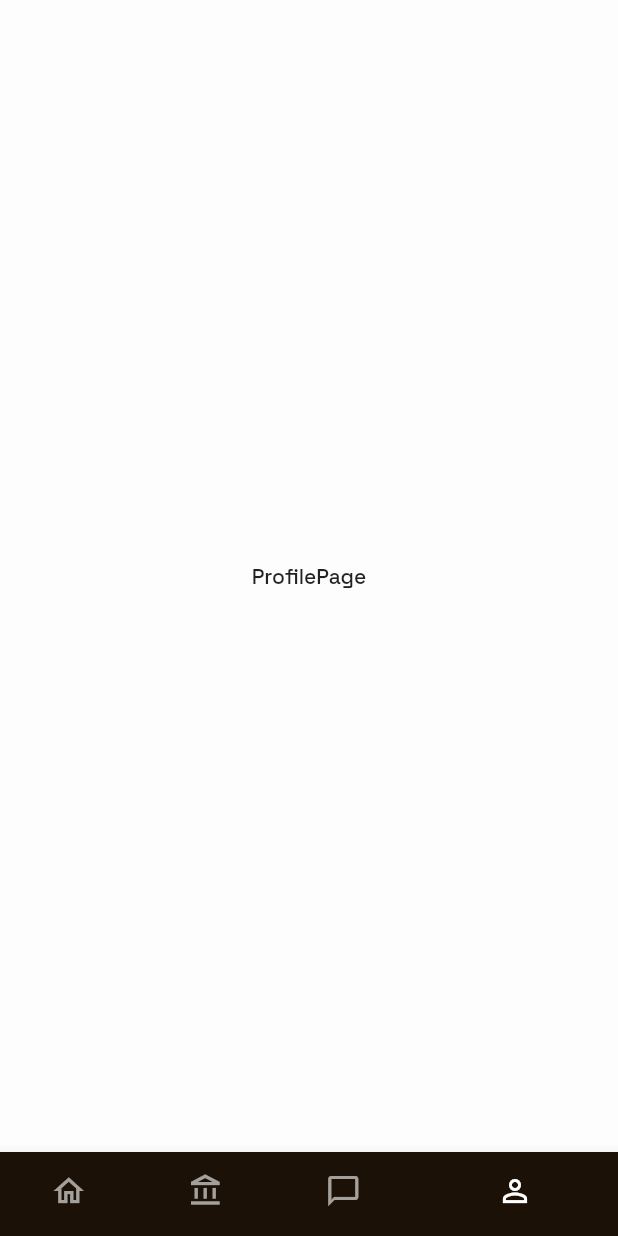
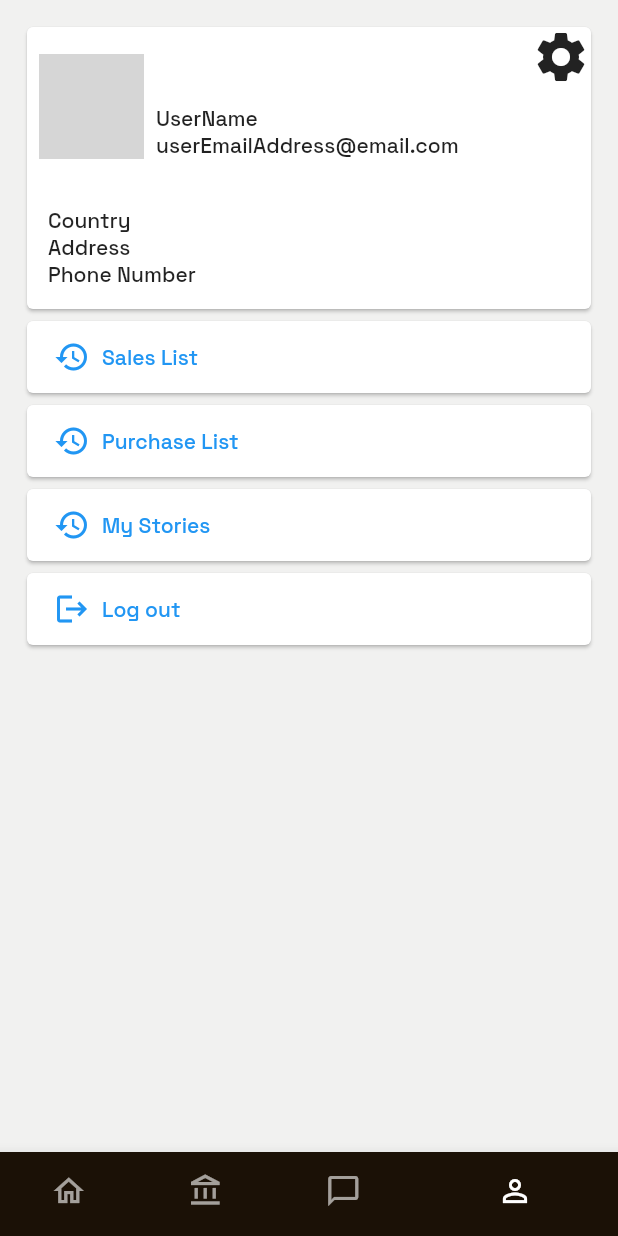
Before and after one commit to Ladro-Kim/ArtGalleryAuction, a Flutter app: the TabPage screen opened directly, item 4 of the bottom bar chosen, on a phone screen of 412 x 824 dp. Run offline on Flutter 3.47's test engine with Material 2 defaults, Android fonts, the phone set to English and light mode, and no system bars; grey boxes are pictures that could not be loaded.

```diff
--- a/lib/pages/page_home.dart
+++ b/lib/pages/page_home.dart
@@ -32,6 +32,7 @@ class _HomePageState extends State<HomePage>
   @override
   Widget build(BuildContext context) {
     return Scaffold(
+      backgroundColor: Colors.white,
       drawer: Drawer(
         elevation: 3,
         child: Text("Drawer"),
--- a/lib/pages/page_profile.dart
+++ b/lib/pages/page_profile.dart
@@ -1,3 +1,4 @@
+import 'package:art_gallery_auction/utils/design_guide.dart';
 import 'package:flutter/material.dart';
 
 class ProfilePage extends StatefulWidget {
@@ -9,7 +10,126 @@ class _ProfilePageState extends State<ProfilePage> {
   @override
   Widget build(BuildContext context) {
     return Scaffold(
-      body: Center(child: Text("ProfilePage")),
+      backgroundColor: designColorBrightGrey,
+      body: Padding(
+        padding: const EdgeInsets.all(14.0),
+        child: Column(
+          children: [
+            Card(
+              child: Column(
+                crossAxisAlignment: CrossAxisAlignment.start,
+                children: [
+                  Stack(
+                    children: [
+                      Padding(
+                        padding: const EdgeInsets.symmetric(horizontal: 8.0, vertical: 18),
+                        child: Row(
+                          crossAxisAlignment: CrossAxisAlignment.end,
+                          children: [
+                            ClipRRect(
+                              borderRadius: BorderRadius.circular(8),
+                              child: Image.asset(
+                                'assets/images/dummy_person.png',
+                                fit: BoxFit.fitHeight,
+                                width: 70,
+                                height: 70,
+                              ),
+                            ),
+                            Padding(
+                              padding: const EdgeInsets.only(left: 8.0),
+                              child: Column(
+                                crossAxisAlignment: CrossAxisAlignment.start,
+                                children: [
+                                  Text('UserName'),
+                                  Text('userEmailAddress@email.com')
+                                ],
+                              ),
+                            ),
+                          ],
+                        ),
+                      ),
+                      Container(
+                        alignment: Alignment.topRight,
+                        child: Icon(
+                          Icons.settings,
+                          size: 40,
+                        ),
+                      )
+                    ],
+                  ),
+                  Padding(
+                    padding: const EdgeInsets.all(14.0),
+                    child: Column(
+                      crossAxisAlignment: CrossAxisAlignment.start,
+                      children: [
+                        Text("Country"),
+                        Text("Address"),
+                        Text("Phone Number"),
+                      ],
+                    ),
+                  )
+                ],
+              ),
+            ),
+            Container(
+              width: MediaQuery.of(context).size.width,
+              child: Card(
+                elevation: 1,
+                child: Container(
+                  padding: EdgeInsets.only(left: 10),
+                  alignment: Alignment.centerLeft,
+                  child: TextButton.icon(
+                      onPressed: () {},
+                      icon: Icon(Icons.history_outlined),
+                      label: Text('Sales List')),
+                ),
+              ),
+            ),
+            Container(
+              width: MediaQuery.of(context).size.width,
+              child: Card(
+                elevation: 1,
+                child: Container(
+                  padding: EdgeInsets.only(left: 10),
+                  alignment: Alignment.centerLeft,
+                  child: TextButton.icon(
+                      onPressed: () {},
+                      icon: Icon(Icons.history_outlined),
+                      label: Text('Purchase List')),
+                ),
+              ),
+            ),
+            Container(
+              width: MediaQuery.of(context).size.width,
+              child: Card(
+                elevation: 1,
+                child: Container(
+                  padding: EdgeInsets.only(left: 10),
+                  alignment: Alignment.centerLeft,
+                  child: TextButton.icon(
+                      onPressed: () {},
+                      icon: Icon(Icons.history_outlined),
+                      label: Text('My Stories')),
+                ),
+              ),
+            ),
+            Container(
+              width: MediaQuery.of(context).size.width,
+              child: Card(
+                elevation: 1,
+                child: Container(
+                  padding: EdgeInsets.only(left: 10),
+                  alignment: Alignment.centerLeft,
+                  child: TextButton.icon(
+                      onPressed: () {},
+                      icon: Icon(Icons.logout),
+                      label: Text('Log out')),
+                ),
+              ),
+            )
+          ],
+        ),
+      ),
     );
   }
 }
--- a/lib/pages/page_root.dart
+++ b/lib/pages/page_root.dart
@@ -1,10 +1,9 @@
-import 'package:art_gallery_auction/pages/page_tab.dart';
 import 'package:flutter/material.dart';
 
 class RootPage extends StatelessWidget {
   @override
   Widget build(BuildContext context) {
     // Navigator.pushReplacementNamed(context, '/TabPage()');
-    return TabPage();
+    return Container();
   }
 }
--- a/lib/widgets/widget_custom_title.dart
+++ b/lib/widgets/widget_custom_title.dart
@@ -1,4 +1,3 @@
-import 'package:art_gallery_auction/utils/design_guide.dart';
 import 'package:flutter/material.dart';
 
 class CustomTitle extends StatelessWidget {
@@ -15,7 +14,7 @@ class CustomTitle extends StatelessWidget {
   Widget build(BuildContext context) {
     return Container(
       decoration: BoxDecoration(
-          color: designColorBrightGrey,
+          color: backgroundColor,
           ),
       child: Padding(
         padding: const EdgeInsets.symmetric(horizontal: 8.0, vertical: 12),
--- a/pubspec.yaml
+++ b/pubspec.yaml
@@ -28,6 +28,8 @@ dependencies:
   # The following adds the Cupertino Icons font to your application.
   # Use with the CupertinoIcons class for iOS style icons.
   cupertino_icons: ^1.0.2
+  firebase_auth: ^0.20.0+1
+  google_sign_in: ^4.5.9
 
 dev_dependencies:
   flutter_test:
```
Also changed, not shown: pubspec.lock, 2 other files.
